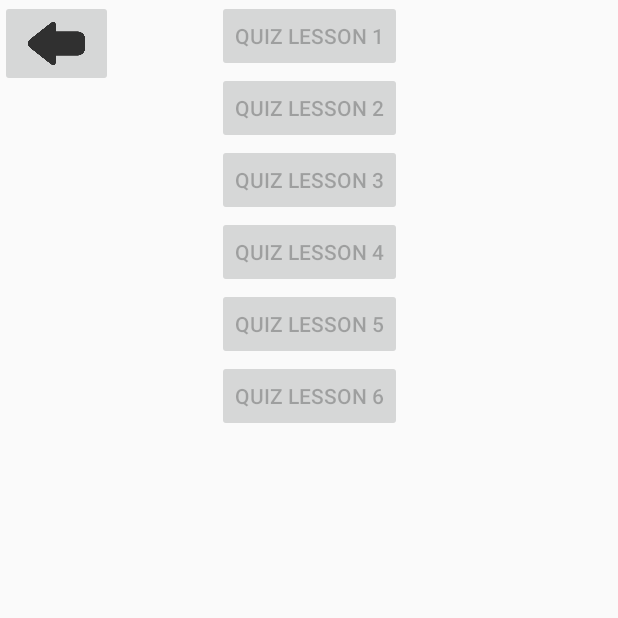
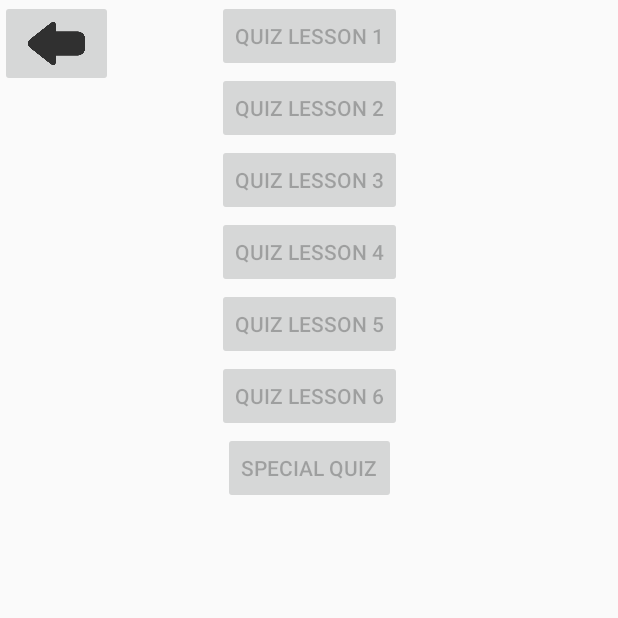
Before and after one commit to pattypattie/StockUnlocked, an Android app: the QuizActivity screen opened directly, with no data from a screen before it, on a phone screen of 412 x 824 dp, the top half of it. Run offline under Robolectric (Android 15) with nearby library versions, the phone set to English and light mode, and no system bars.

Commit message:
add blank special quiz page

```diff
--- a/app/src/main/AndroidManifest.xml
+++ b/app/src/main/AndroidManifest.xml
@@ -34,7 +34,8 @@
         <activity android:name=".Lesson6Activity" />
         <activity android:name=".Quiz6Activity" />
         <activity android:name=".QuizResultActivity" />
-        <activity android:name=".Lesson5QsActivity"></activity>
+        <activity android:name=".Lesson5QsActivity" />
+        <activity android:name=".SpecialQuizActivity"></activity>
     </application>
 
 </manifest>
--- a/app/src/main/java/com/example/chayanit/stockunlocked/QuizActivity.java
+++ b/app/src/main/java/com/example/chayanit/stockunlocked/QuizActivity.java
@@ -32,6 +32,7 @@ public class QuizActivity extends AppCompatActivity {
         Button quiz4_bt = findViewById(R.id.quiz4);
         Button quiz5_bt = findViewById(R.id.quiz5);
         Button quiz6_bt = findViewById(R.id.quiz6);
+        Button quizSpecial_bt = findViewById(R.id.quizSpecial);
 
 
         boolean quiz1state = shared.getBoolean("qz1_enable", false);
@@ -48,6 +49,7 @@ public class QuizActivity extends AppCompatActivity {
         quiz4_bt.setEnabled(quiz4state);
         quiz5_bt.setEnabled(quiz5state);
         quiz6_bt.setEnabled(quiz6state);
+        quizSpecial_bt.setEnabled(quiz6state);
 
         quiz1_bt.setOnClickListener(new View.OnClickListener() {
             @Override
@@ -86,5 +88,11 @@ public class QuizActivity extends AppCompatActivity {
                 startActivity(new Intent(QuizActivity.this,Quiz6Activity.class));
             }
         });
+        quizSpecial_bt.setOnClickListener(new View.OnClickListener() {
+            @Override
+            public void onClick(View view) {
+                startActivity(new Intent(QuizActivity.this, SpecialQuizActivity.class));
+            }
+        });
     }
 }
--- a/app/src/main/res/layout/activity_quiz.xml
+++ b/app/src/main/res/layout/activity_quiz.xml
@@ -14,7 +14,9 @@
         android:scaleType="fitCenter"
         app:srcCompat="@drawable/backicon2"
         tools:layout_editor_absoluteX="0dp"
-        tools:layout_editor_absoluteY="3dp" />
+        tools:layout_editor_absoluteY="3dp"
+        app:layout_constraintTop_toTopOf="parent"
+        app:layout_constraintLeft_toLeftOf="parent"/>
 
     <Button
         android:id="@+id/quiz1"
@@ -23,6 +25,7 @@
         android:text="Quiz lesson 1"
         app:layout_constraintLeft_toLeftOf="parent"
         app:layout_constraintRight_toRightOf="parent"
+        app:layout_constraintTop_toTopOf="parent"
         tools:layout_editor_absoluteX="148dp"
         tools:layout_editor_absoluteY="49dp" />
 
@@ -81,4 +84,15 @@
         tools:layout_editor_absoluteX="148dp"
         tools:layout_editor_absoluteY="394dp" />
 
+    <Button
+        android:id="@+id/quizSpecial"
+        android:layout_width="wrap_content"
+        android:layout_height="wrap_content"
+        android:text="special quiz"
+        app:layout_constraintTop_toBottomOf="@id/quiz6"
+        app:layout_constraintLeft_toLeftOf="parent"
+        app:layout_constraintRight_toRightOf="parent"
+        tools:layout_editor_absoluteX="148dp"
+        tools:layout_editor_absoluteY="394dp" />
+
 </android.support.constraint.ConstraintLayout>
```
Also changed, not shown: app/src/main/java/com/example/chayanit/stockunlocked/SpecialQuizActivity.java (added, +31 -0 lines), app/src/main/res/layout/activity_special_quiz.xml (added, +30 -0 lines).
